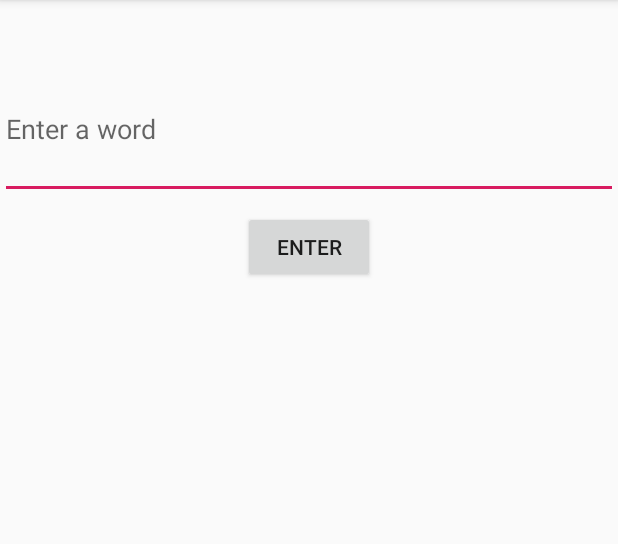
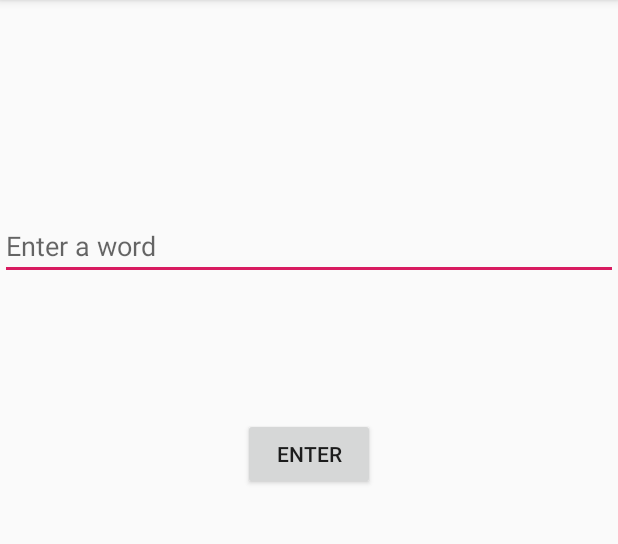
Before and after one commit to adikandu/synonymFinder, an Android app: the screen it shows after launch (MainActivity), on a phone screen of 412 x 824 dp, the part 84-628 px from its top. Run offline under Robolectric (Android 15) with nearby library versions, the phone set to English and light mode, and no system bars.

Commit message:
Format change 04/28/20

```diff
--- a/app/src/main/res/layout/activity_main.xml
+++ b/app/src/main/res/layout/activity_main.xml
@@ -18,9 +18,9 @@
         <EditText
             android:id="@+id/wordInput"
             android:layout_width="0dp"
-            android:layout_height="0dp"
-            android:layout_marginTop="40dp"
-            android:layout_marginBottom="8dp"
+            android:layout_height="wrap_content"
+            android:layout_marginTop="100dp"
+            android:layout_marginBottom="50dp"
             android:ems="10"
             android:hint="@string/edit_message"
             android:inputType="textPersonName"
@@ -34,7 +34,7 @@
             android:id="@+id/enter"
             android:layout_width="wrap_content"
             android:layout_height="wrap_content"
-            android:layout_marginBottom="579dp"
+            android:layout_marginBottom="400dp"
             android:text="@string/button_enter"
             android:visibility="visible"
             app:layout_constraintBottom_toBottomOf="parent"
@@ -45,11 +45,15 @@
         <TextView
             android:id="@+id/output"
             android:layout_width="415dp"
-            android:layout_height="316dp"
+            android:layout_height="200dp"
+            android:layout_marginTop="500dp"
             android:text="@string/returnOutput"
             android:visibility="invisible"
             app:layout_constraintBottom_toBottomOf="parent"
             app:layout_constraintEnd_toEndOf="parent"
-            app:layout_constraintStart_toStartOf="parent" />
+            app:layout_constraintHorizontal_bias="0.0"
+            app:layout_constraintStart_toStartOf="parent"
+            app:layout_constraintTop_toBottomOf="@+id/enter"
+            app:layout_constraintVertical_bias="1.0" />
     </androidx.constraintlayout.widget.ConstraintLayout>
 </androidx.constraintlayout.widget.ConstraintLayout>
```
